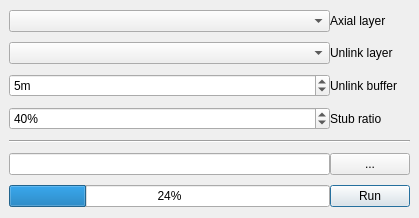
First picture: the form in network_segmenter_dialog_base.ui, repository spacesyntax/NetworkSegmenter, before the edit.
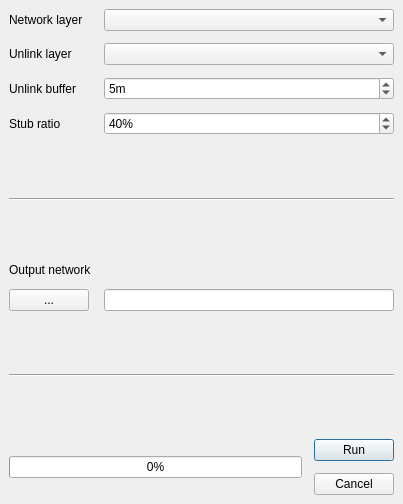
Second picture: the form after the edit.

The edit to the form file:
```diff
--- a/network_segmenter_dialog_base.ui
+++ b/network_segmenter_dialog_base.ui
@@ -6,8 +6,8 @@
    <rect>
     <x>0</x>
     <y>0</y>
-    <width>419</width>
-    <height>218</height>
+    <width>403</width>
+    <height>504</height>
    </rect>
   </property>
   <property name="sizePolicy">
@@ -29,28 +29,172 @@
    <property name="sizeConstraint">
     <enum>QLayout::SetDefaultConstraint</enum>
    </property>
+   <property name="leftMargin">
+    <number>9</number>
+   </property>
+   <property name="topMargin">
+    <number>9</number>
+   </property>
+   <property name="rightMargin">
+    <number>9</number>
+   </property>
+   <property name="bottomMargin">
+    <number>9</number>
+   </property>
    <property name="verticalSpacing">
     <number>9</number>
    </property>
-   <property name="margin">
-    <number>9</number>
-   </property>
-   <item row="0" column="0">
+   <item row="0" column="1">
     <layout class="QGridLayout" name="gridLayout">
-     <property name="verticalSpacing">
-      <number>10</number>
+     <property name="spacing">
+      <number>12</number>
      </property>
+     <item row="0" column="0">
+      <widget class="QLabel" name="network_layer">
+       <property name="sizePolicy">
+        <sizepolicy hsizetype="Minimum" vsizetype="Fixed">
+         <horstretch>0</horstretch>
+         <verstretch>0</verstretch>
+        </sizepolicy>
+       </property>
+       <property name="text">
+        <string>Network layer</string>
+       </property>
+      </widget>
+     </item>
+     <item row="3" column="0">
+      <widget class="QLabel" name="stub_ratio_2">
+       <property name="text">
+        <string>Stub ratio</string>
+       </property>
+      </widget>
+     </item>
+     <item row="10" column="0">
+      <widget class="QPushButton" name="networkSaveButton">
+       <property name="sizePolicy">
+        <sizepolicy hsizetype="Fixed" vsizetype="Fixed">
+         <horstretch>0</horstretch>
+         <verstretch>0</verstretch>
+        </sizepolicy>
+       </property>
+       <property name="focusPolicy">
+        <enum>Qt::NoFocus</enum>
+       </property>
+       <property name="layoutDirection">
+        <enum>Qt::LeftToRight</enum>
+       </property>
+       <property name="text">
+        <string>...</string>
+       </property>
+       <property name="flat">
+        <bool>false</bool>
+       </property>
+      </widget>
+     </item>
      <item row="1" column="0">
-      <widget class="QComboBox" name="networkCombo">
+      <widget class="QLabel" name="unlink_layer">
        <property name="sizePolicy">
         <sizepolicy hsizetype="Minimum" vsizetype="Fixed">
          <horstretch>0</horstretch>
          <verstretch>0</verstretch>
         </sizepolicy>
        </property>
+       <property name="text">
+        <string>Unlink layer</string>
+       </property>
       </widget>
      </item>
-     <item row="5" column="0">
+     <item row="9" column="0">
+      <widget class="QLabel" name="label">
+       <property name="text">
+        <string>Output network</string>
+       </property>
+      </widget>
+     </item>
+     <item row="2" column="0">
+      <widget class="QLabel" name="unlink_buffer">
+       <property name="text">
+        <string>Unlink buffer</string>
+       </property>
+      </widget>
+     </item>
+     <item row="16" column="2">
+      <widget class="QPushButton" name="cancelButton">
+       <property name="sizePolicy">
+        <sizepolicy hsizetype="Fixed" vsizetype="Fixed">
+         <horstretch>0</horstretch>
+         <verstretch>0</verstretch>
+        </sizepolicy>
+       </property>
+       <property name="focusPolicy">
+        <enum>Qt::NoFocus</enum>
+       </property>
+       <property name="layoutDirection">
+        <enum>Qt::RightToLeft</enum>
+       </property>
+       <property name="text">
+        <string>Cancel</string>
+       </property>
+      </widget>
+     </item>
+     <item row="5" column="0" colspan="3">
+      <widget class="Line" name="line_2">
+       <property name="orientation">
+        <enum>Qt::Horizontal</enum>
+       </property>
+      </widget>
+     </item>
+     <item row="10" column="1" colspan="2">
+      <widget class="QLineEdit" name="networkText">
+       <property name="minimumSize">
+        <size>
+         <width>250</width>
+         <height>0</height>
+        </size>
+       </property>
+      </widget>
+     </item>
+     <item row="15" column="2">
+      <widget class="QPushButton" name="analysisButton">
+       <property name="sizePolicy">
+        <sizepolicy hsizetype="Fixed" vsizetype="Fixed">
+         <horstretch>0</horstretch>
+         <verstretch>0</verstretch>
+        </sizepolicy>
+       </property>
+       <property name="layoutDirection">
+        <enum>Qt::RightToLeft</enum>
+       </property>
+       <property name="text">
+        <string>Run</string>
+       </property>
+      </widget>
+     </item>
+     <item row="15" column="0" rowspan="2" colspan="2">
+      <widget class="QProgressBar" name="analysisProgress">
+       <property name="value">
+        <number>0</number>
+       </property>
+      </widget>
+     </item>
+     <item row="13" column="0" colspan="3">
+      <widget class="Line" name="line">
+       <property name="orientation">
+        <enum>Qt::Horizontal</enum>
+       </property>
+      </widget>
+     </item>
+     <item row="1" column="1" colspan="2">
+      <widget class="QComboBox" name="unlinkCombo">
+       <property name="sizePolicy">
+        <sizepolicy hsizetype="Minimum" vsizetype="Fixed">
+         <horstretch>0</horstretch>
+         <verstretch>0</verstretch>
+        </sizepolicy>
+       </property>
+      </widget>
+     </item>
+     <item row="3" column="1" colspan="2">
       <widget class="QDoubleSpinBox" name="stubSpin">
        <property name="suffix">
         <string>%</string>
@@ -69,77 +213,17 @@
        </property>
       </widget>
      </item>
-     <item row="3" column="1">
-      <widget class="QLabel" name="unlink_layer">
+     <item row="0" column="1" colspan="2">
+      <widget class="QComboBox" name="networkCombo">
        <property name="sizePolicy">
-        <sizepolicy hsizetype="Minimum" vsizetype="Fixed">
+        <sizepolicy hsizetype="Preferred" vsizetype="Fixed">
          <horstretch>0</horstretch>
          <verstretch>0</verstretch>
         </sizepolicy>
        </property>
-       <property name="text">
-        <string>Unlink layer</string>
-       </property>
       </widget>
      </item>
-     <item row="7" column="0" colspan="2">
-      <widget class="Line" name="line_2">
-       <property name="orientation">
-        <enum>Qt::Horizontal</enum>
-       </property>
-      </widget>
-     </item>
-     <item row="3" column="0">
-      <widget class="QComboBox" name="unlinkCombo">
-       <property name="sizePolicy">
-        <sizepolicy hsizetype="Minimum" vsizetype="Fixed">
-         <horstretch>0</horstretch>
-         <verstretch>0</verstretch>
-        </sizepolicy>
-       </property>
-      </widget>
-     </item>
-     <item row="9" column="1">
-      <widget class="QPushButton" name="analysisButton">
-       <property name="text">
-        <string>Run</string>
-       </property>
-      </widget>
-     </item>
-     <item row="1" column="1">
-      <widget class="QLabel" name="network_layer">
-       <property name="sizePolicy">
-        <sizepolicy hsizetype="Minimum" vsizetype="Fixed">
-         <horstretch>0</horstretch>
-         <verstretch>0</verstretch>
-        </sizepolicy>
-       </property>
-       <property name="text">
-        <string>Axial layer</string>
-       </property>
-      </widget>
-     </item>
-     <item row="9" column="0">
-      <widget class="QProgressBar" name="analysisProgress">
-       <property name="value">
-        <number>24</number>
-       </property>
-      </widget>
-     </item>
-     <item row="8" column="1">
-      <widget class="QPushButton" name="networkSaveButton">
-       <property name="text">
-        <string>...</string>
-       </property>
-       <property name="flat">
-        <bool>false</bool>
-       </property>
-      </widget>
-     </item>
-     <item row="8" column="0">
-      <widget class="QLineEdit" name="networkText"/>
-     </item>
-     <item row="4" column="0">
+     <item row="2" column="1" colspan="2">
       <widget class="QSpinBox" name="bufferSpin">
        <property name="suffix">
         <string>m</string>
@@ -149,19 +233,57 @@
        </property>
       </widget>
      </item>
-     <item row="4" column="1">
-      <widget class="QLabel" name="unlink_buffer">
-       <property name="text">
-        <string>Unlink buffer</string>
+     <item row="12" column="0" colspan="3">
+      <spacer name="verticalSpacer_2">
+       <property name="orientation">
+        <enum>Qt::Vertical</enum>
        </property>
-      </widget>
+       <property name="sizeHint" stdset="0">
+        <size>
+         <width>20</width>
+         <height>40</height>
+        </size>
+       </property>
+      </spacer>
      </item>
-     <item row="5" column="1">
-      <widget class="QLabel" name="stub_ratio_2">
-       <property name="text">
-        <string>Stub ratio</string>
+     <item row="14" column="0" colspan="3">
+      <spacer name="verticalSpacer">
+       <property name="orientation">
+        <enum>Qt::Vertical</enum>
        </property>
-      </widget>
+       <property name="sizeHint" stdset="0">
+        <size>
+         <width>20</width>
+         <height>40</height>
+        </size>
+       </property>
+      </spacer>
+     </item>
+     <item row="4" column="0" colspan="3">
+      <spacer name="verticalSpacer_3">
+       <property name="orientation">
+        <enum>Qt::Vertical</enum>
+       </property>
+       <property name="sizeHint" stdset="0">
+        <size>
+         <width>20</width>
+         <height>40</height>
+        </size>
+       </property>
+      </spacer>
+     </item>
+     <item row="6" column="0" colspan="3">
+      <spacer name="verticalSpacer_4">
+       <property name="orientation">
+        <enum>Qt::Vertical</enum>
+       </property>
+       <property name="sizeHint" stdset="0">
+        <size>
+         <width>20</width>
+         <height>40</height>
+        </size>
+       </property>
+      </spacer>
      </item>
     </layout>
    </item>
```
